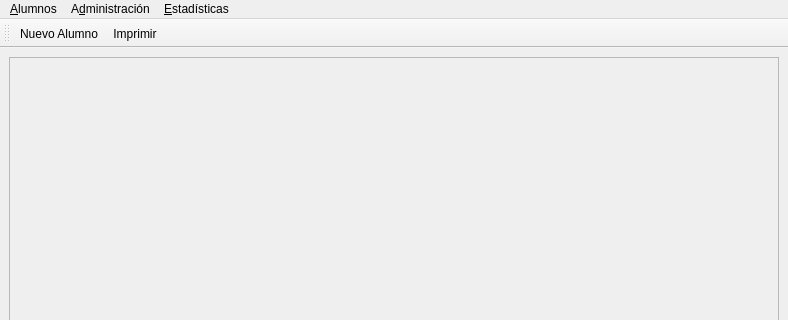
ignatius73/imcaqt5, file pymca.ui: the form before one commit; both pictures show x 0 to 788 and y 0 to 320 of the 788 by 600 pixel window.
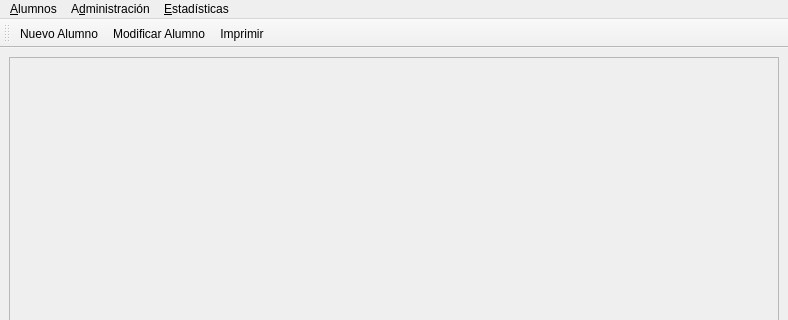
The form after the commit. Icons and pictures are not drawn.

Diff of the .ui file:
```diff
--- a/pymca.ui
+++ b/pymca.ui
@@ -90,6 +90,7 @@
     <bool>false</bool>
    </attribute>
    <addaction name="action_Nuevo_Alumno"/>
+   <addaction name="action_Modificar_Alumno"/>
    <addaction name="actionImprimir"/>
   </widget>
   <action name="action_Nuevo_Alumno">
```
Left out of the diff: 4 changed lines with no effect on the pictures.
